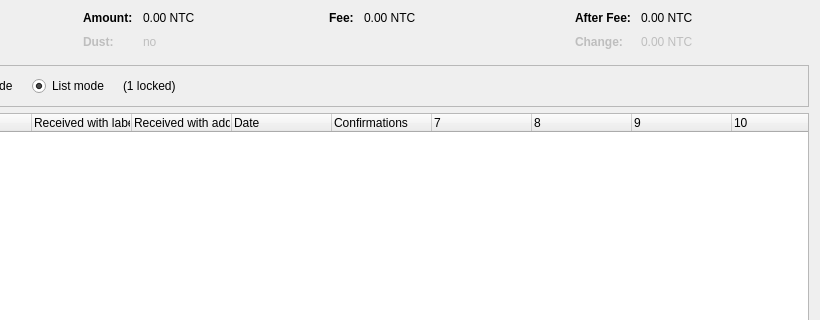
Above: src/qt/forms/coincontroldialog.ui from nutucoin/NutucoinV2 before the change; both pictures show x 180 to 1000 and y 0 to 320 of the 1000 by 500 pixel window. Below: the same form after it.
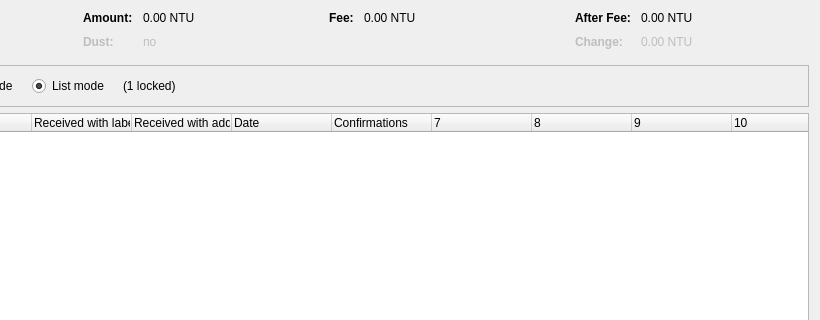
That is the form after the change. Custom widgets are drawn as their Qt base class.

```diff
--- a/src/qt/forms/coincontroldialog.ui
+++ b/src/qt/forms/coincontroldialog.ui
@@ -132,7 +132,7 @@
           <enum>Qt::ActionsContextMenu</enum>
          </property>
          <property name="text">
-          <string notr="true">0.00 NTC</string>
+          <string notr="true">0.00 NTU</string>
          </property>
          <property name="textInteractionFlags">
           <set>Qt::LinksAccessibleByMouse|Qt::TextSelectableByKeyboard|Qt::TextSelectableByMouse</set>
@@ -212,7 +212,7 @@
           <enum>Qt::ActionsContextMenu</enum>
          </property>
          <property name="text">
-          <string notr="true">0.00 NTC</string>
+          <string notr="true">0.00 NTU</string>
          </property>
          <property name="textInteractionFlags">
           <set>Qt::LinksAccessibleByMouse|Qt::TextSelectableByKeyboard|Qt::TextSelectableByMouse</set>
@@ -257,7 +257,7 @@
           <enum>Qt::ActionsContextMenu</enum>
          </property>
          <property name="text">
-          <string notr="true">0.00 NTC</string>
+          <string notr="true">0.00 NTU</string>
          </property>
          <property name="textInteractionFlags">
           <set>Qt::LinksAccessibleByMouse|Qt::TextSelectableByKeyboard|Qt::TextSelectableByMouse</set>
@@ -292,7 +292,7 @@
           <enum>Qt::ActionsContextMenu</enum>
          </property>
          <property name="text">
-          <string notr="true">0.00 NTC</string>
+          <string notr="true">0.00 NTU</string>
          </property>
          <property name="textInteractionFlags">
           <set>Qt::LinksAccessibleByMouse|Qt::TextSelectableByKeyboard|Qt::TextSelectableByMouse</set>
```
